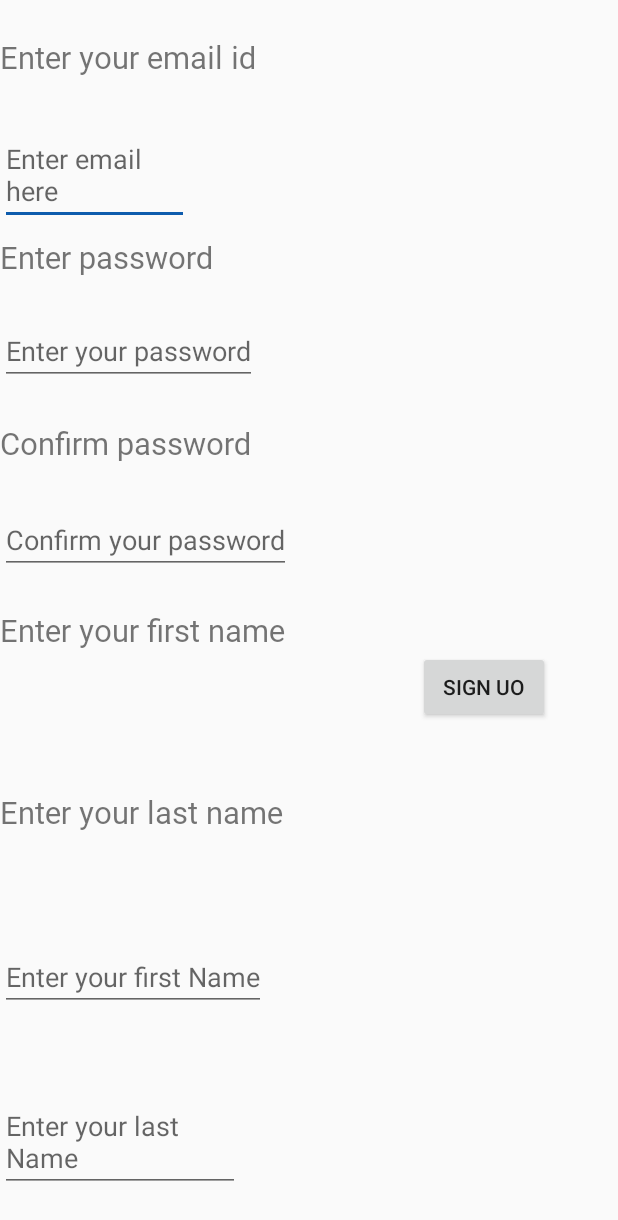
After one commit to achuth10/Task, an Android app: the SignUpUser screen opened directly, with no data from a screen before it, on a phone screen of 412 x 824 dp. The commit adds this screen. Shown: the top 1220 px of the screen. Run offline under Robolectric (Android 15) with nearby library versions, the phone set to English and light mode, and no system bars; our stand-ins replace sdp/ssp sizes.

Commit message:
Added an option to sign up for a new user

```diff
--- a/app/build.gradle
+++ b/app/build.gradle
@@ -6,8 +6,8 @@ android {
         applicationId "com.example.achuth.task"
         minSdkVersion 23
         targetSdkVersion 28
-        versionCode 3
-        versionName "1.2"
+        versionCode 4
+        versionName "1.3"
         testInstrumentationRunner "android.support.test.runner.AndroidJUnitRunner"
     }
     buildTypes {
@@ -29,4 +29,5 @@ dependencies {
     androidTestImplementation 'com.android.support.test.espresso:espresso-core:3.0.2'
     implementation 'com.intuit.sdp:sdp-android:1.0.6'
     implementation 'com.android.support:cardview-v7:28.0.0'
+    implementation 'com.google.code.gson:gson:2.8.5'
 }
--- a/app/src/main/AndroidManifest.xml
+++ b/app/src/main/AndroidManifest.xml
@@ -16,7 +16,8 @@
                 <category android:name="android.intent.category.LAUNCHER" />
             </intent-filter>
         </activity>
-        <activity android:name=".Base"></activity>
+        <activity android:name=".Base" />
+        <activity android:name=".SignUpUser"></activity>
     </application>
 
 </manifest>
--- a/app/src/main/java/com/example/achuth/task/MainActivity.java
+++ b/app/src/main/java/com/example/achuth/task/MainActivity.java
@@ -29,6 +29,7 @@ public class MainActivity extends AppCompatActivity {
         private SignUpFragment signUpFragment ;
         private FragmentManager fragman;
         private TextView signup;
+        private  User user;
 
     protected void onCreate(Bundle savedInstanceState) {
     super.onCreate(savedInstanceState);
@@ -38,6 +39,7 @@ public class MainActivity extends AppCompatActivity {
         login= findViewById(R.id.loginbutton);
         signup=(TextView)findViewById(R.id.signup);
         signUpFragment =new SignUpFragment();
+        user=new User();
         fragman=getSupportFragmentManager();
         //code for animation transition
         relativeLayout = (RelativeLayout) findViewById(R.id.mainframe);
--- /dev/null
+++ b/app/src/main/java/com/example/achuth/task/SignUpUser.java
@@ -0,0 +1,76 @@
+package com.example.achuth.task;
+
+import android.content.Intent;
+import android.content.SharedPreferences;
+import android.support.v7.app.AppCompatActivity;
+import android.os.Bundle;
+import android.view.View;
+import android.widget.Button;
+import android.widget.EditText;
+import android.widget.Toast;
+
+import com.google.gson.Gson;
+
+public class SignUpUser extends AppCompatActivity {
+    private EditText email,pass,passConfirm,firstName,lastname;
+    private Button signup;
+    private User user;
+    private SharedPreferences sharedPreferences;
+    private Gson gson;
+    @Override
+    protected void onCreate(Bundle savedInstanceState) {
+        super.onCreate(savedInstanceState);
+        setContentView(R.layout.activity_sign_up_user);
+        sharedPreferences=getApplicationContext().getSharedPreferences("UserInfo",0);
+        final SharedPreferences.Editor editor= sharedPreferences.edit();
+        email=(EditText)findViewById(R.id.getemailuser);
+        signup=(Button)findViewById(R.id.signupbutton) ;
+        pass=(EditText)findViewById(R.id.getpassuser);
+        passConfirm=(EditText)findViewById(R.id.getpassconfirm);
+        user=new User();
+        gson=new Gson();
+        firstName=(EditText)findViewById(R.id.getfirstname);
+        lastname=(EditText)findViewById(R.id.getlastname);
+        signup.setOnClickListener(new View.OnClickListener() {
+            @Override
+            public void onClick(View v) {
+                if(email.getText().toString().length()==0)
+                {
+                    Toast.makeText(getApplication(),"Enter a valid email id",Toast.LENGTH_SHORT).show();
+                }
+                else if(pass.getText().toString().length()<=4)
+                {
+                    Toast.makeText(getApplication(),"Enter a valid password",Toast.LENGTH_SHORT).show();
+                }
+                else if(passConfirm.getText().toString().length()==0 || !passConfirm.getText().toString().equals(pass.getText().toString()))
+                {
+                    Toast.makeText(getApplication(),"Please confirm your password",Toast.LENGTH_SHORT).show();
+                }
+                else if(firstName.getText().toString().length()==0)
+                {
+                    Toast.makeText(getApplication(),"Please enter your first name",Toast.LENGTH_SHORT).show();
+                }
+                else if(lastname.getText().toString().length()==0)
+                {
+                    Toast.makeText(getApplication(),"Please enter your last name",Toast.LENGTH_SHORT).show();
+                }
+                else
+                {
+                    user.setFirstName(firstName.getText().toString());
+                    user.setLastName(lastname.getText().toString());
+                    user.setLoginId(email.getText().toString());
+                    user.setPassword(pass.getText().toString());
+                    editor.putString("UserDetail",gson.toJson(user)).apply();
+                    Toast.makeText(getApplication(),"Account created successfully",Toast.LENGTH_SHORT).show();
+                    changepage();
+                }
+            }
+        });
+    }
+    private void changepage()
+    {
+        Intent i = new Intent(this, Base.class);
+        startActivity(i);
+    }
+
+}
--- /dev/null
+++ b/app/src/main/res/layout/activity_sign_up_user.xml
@@ -0,0 +1,127 @@
+<?xml version="1.0" encoding="utf-8"?>
+<RelativeLayout xmlns:android="http://schemas.android.com/apk/res/android"
+    xmlns:app="http://schemas.android.com/apk/res-auto"
+    xmlns:tools="http://schemas.android.com/tools"
+    android:layout_width="match_parent"
+    android:gravity="center"
+    android:layout_height="match_parent"
+    tools:context=".SignUpUser">
+
+    <TextView
+        android:id="@+id/textforemail"
+        android:layout_width="wrap_content"
+        android:layout_height="wrap_content"
+        android:layout_alignParentStart="true"
+        android:layout_alignParentTop="true"
+        android:layout_marginStart="0dp"
+        android:layout_marginTop="24dp"
+        android:text="Enter your email id"
+        android:textSize="@dimen/_16sdp" />
+
+    <EditText
+        android:id="@+id/getemailuser"
+        android:layout_width="wrap_content"
+        android:layout_height="wrap_content"
+        android:layout_alignEnd="@+id/textforpass"
+        android:layout_alignParentTop="true"
+        android:layout_marginTop="83dp"
+        android:layout_marginEnd="16dp"
+        android:hint="Enter email here" />
+
+    <TextView
+        android:id="@+id/textforpass"
+        android:layout_width="wrap_content"
+        android:layout_height="wrap_content"
+        android:layout_alignParentStart="true"
+        android:layout_alignParentTop="true"
+        android:layout_marginStart="0dp"
+        android:layout_marginTop="157dp"
+        android:text="Enter password"
+        android:textSize="@dimen/_16sdp" />
+
+    <EditText
+        android:id="@+id/getpassuser"
+        android:layout_width="wrap_content"
+        android:layout_height="wrap_content"
+        android:layout_alignParentStart="true"
+        android:layout_alignParentTop="true"
+        android:layout_marginStart="0dp"
+        android:layout_marginTop="211dp"
+        android:hint="Enter your password" />
+
+    <TextView
+        android:id="@+id/textforpassconfirm"
+        android:layout_width="wrap_content"
+        android:layout_height="wrap_content"
+        android:layout_alignParentStart="true"
+        android:layout_alignParentTop="true"
+        android:layout_marginStart="0dp"
+        android:layout_marginTop="281dp"
+        android:text="Confirm password"
+        android:textSize="@dimen/_16sdp" />
+
+    <EditText
+        android:id="@+id/getpassconfirm"
+        android:layout_width="wrap_content"
+        android:layout_height="wrap_content"
+        android:layout_alignParentStart="true"
+        android:layout_alignParentTop="true"
+        android:layout_marginStart="0dp"
+        android:layout_marginTop="337dp"
+        android:hint="Confirm your password" />
+
+    <TextView
+        android:id="@+id/textforfirstname"
+        android:layout_width="wrap_content"
+        android:layout_height="wrap_content"
+        android:layout_alignParentStart="true"
+        android:layout_alignParentTop="true"
+        android:layout_marginStart="0dp"
+        android:layout_marginTop="406dp"
+        android:text="Enter your first name "
+        android:textSize="@dimen/_16sdp" />
+
+    <EditText
+        android:id="@+id/getfirstname"
+        android:layout_width="wrap_content"
+        android:layout_height="wrap_content"
+        android:layout_alignParentStart="true"
+
+        android:layout_alignParentBottom="true"
+        android:layout_marginStart="0dp"
+        android:layout_marginBottom="150dp"
+        android:hint="Enter your first Name" />
+
+    <TextView
+        android:id="@+id/textforlastname"
+        android:layout_width="wrap_content"
+        android:layout_height="wrap_content"
+        android:layout_alignParentStart="true"
+        android:layout_alignParentTop="true"
+        android:layout_marginStart="0dp"
+        android:layout_marginTop="527dp"
+        android:text="Enter your last name "
+        android:textSize="@dimen/_16sdp" />
+
+    <EditText
+        android:id="@+id/getlastname"
+        android:layout_width="wrap_content"
+        android:layout_height="wrap_content"
+        android:layout_alignEnd="@+id/textforlastname"
+        android:layout_alignParentBottom="true"
+        android:layout_marginEnd="34dp"
+        android:layout_marginBottom="29dp"
+        android:hint="Enter your last Name" />
+
+    <Button
+        android:id="@+id/signupbutton"
+        android:layout_width="wrap_content"
+        android:layout_height="wrap_content"
+        android:layout_below="@+id/textforfirstname"
+        android:layout_alignParentEnd="true"
+        android:layout_marginTop="0dp"
+        android:layout_marginEnd="45dp"
+        android:text="Sign uo" />
+
+
+</RelativeLayout>
--- a/app/src/main/res/values/strings.xml
+++ b/app/src/main/res/values/strings.xml
@@ -22,4 +22,6 @@
     <string name="hello_blank_fragment">Hello blank fragment</string>
     <string name="user">User</string>
     <string name="broadcaster">Broadcaster</string>
+    <string name="sign_up_as">Sign up as :</string>
+    <string name="x">X</string>
 </resources>
```
Also changed, not shown: app/src/main/java/com/example/achuth/task/SignUpFragment.java (+11 -0 lines), app/src/main/java/com/example/achuth/task/User.java (added, +50 -0 lines), app/src/main/res/layout/fragment_sign_up.xml (+5 -5 lines).
